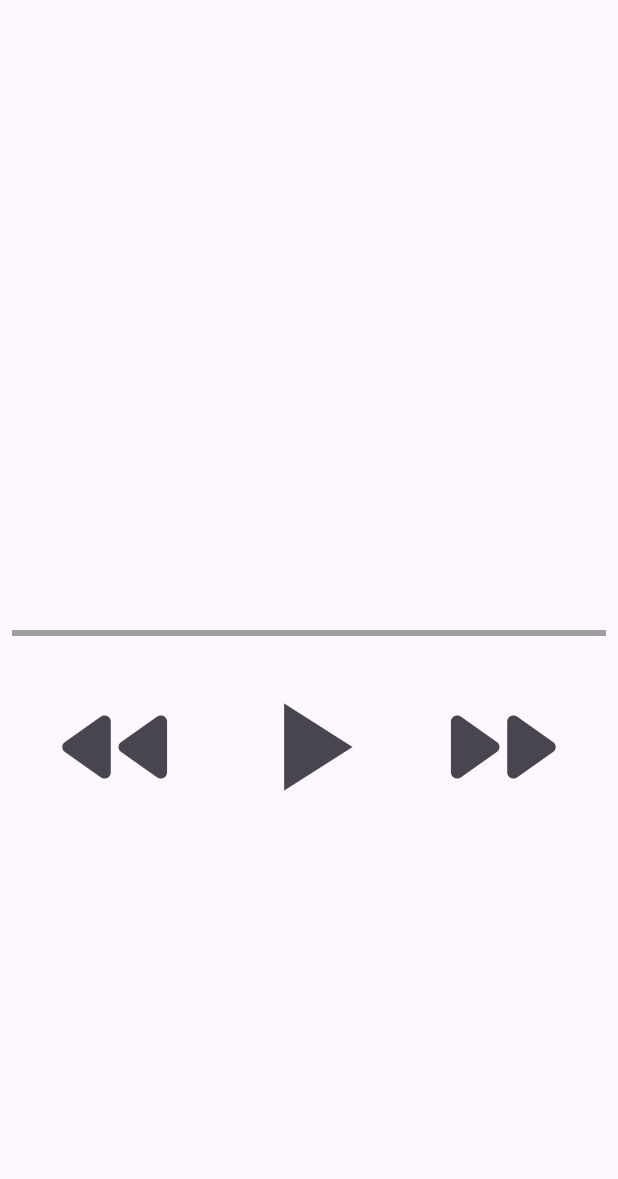
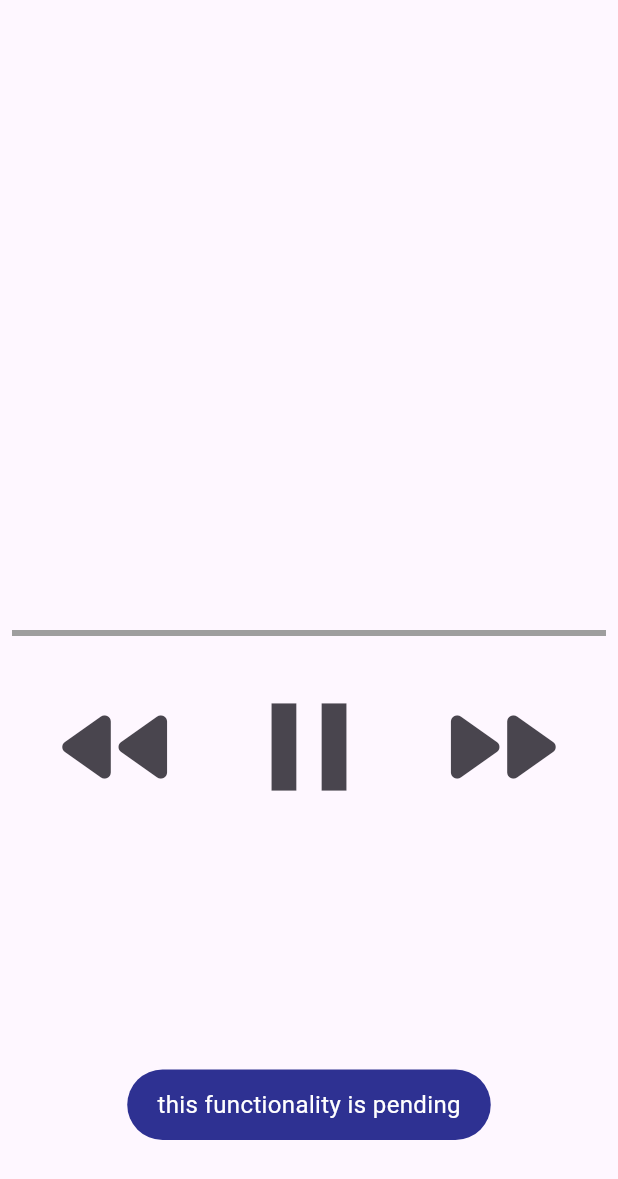
Before and after one commit to amanyadav780/AudioPlayer, a Flutter app: the screen it shows after launch, after a tap on the "fast rewind" icon, on a phone screen of 412 x 824 dp. Shown: the top 1179 px of the screen. Run offline on Flutter 3.47's test engine with Material 3 defaults, Android fonts, the phone set to English and light mode, and no system bars; our stand-ins replace fluttertoast, get.

Commit message:
final code

```diff
--- a/lib/audio_player/AudioPlayerController.dart
+++ b/lib/audio_player/AudioPlayerController.dart
@@ -1,10 +1,41 @@
+import 'package:flutter/services.dart';
 import 'package:get/get.dart';
 import 'package:get/get_state_manager/src/simple/get_controllers.dart';
+
 
 class AudioPlayerController extends GetxController{
 
 
-  RxBool playButton = false.obs;
+  static MethodChannel methodChannel = const MethodChannel('audioChannal');
+
+
+  final showToast = methodChannel.invokeMethod('show_toast');
+
+  RxBool playButton = true.obs;
 
   double progress = 0.0;
+
+  var isPlaying = false.obs;
+  var currentAudio = ''.obs;
+
+
+  Future<void> playAudio(String assetPath) async {
+    try {
+      final result = await methodChannel.invokeMethod('playAudio', assetPath);
+      isPlaying.value = result == 'audioPlayed';
+      currentAudio.value = assetPath;
+    } on PlatformException catch (e) {
+      print("Failed to play audio: '${e.message}'.");
+    }
+  }
+
+  Future<void> pauseAudio() async {
+    try {
+      await methodChannel.invokeMethod('audioStop');
+      isPlaying.value = false;
+    } on PlatformException catch (e) {
+      print("Failed to pause audio: '${e.message}'.");
+    }
+  }
+
 }
--- a/lib/audio_player/AudioPlayerScreen.dart
+++ b/lib/audio_player/AudioPlayerScreen.dart
@@ -1,10 +1,8 @@
-import 'dart:ffi';
-
 import 'package:flutter/material.dart';
 import 'package:flutter/services.dart';
 import 'package:get/get.dart';
 import 'package:get/get_core/src/get_main.dart';
-
+import '../utils/flutterToast.dart';
 import 'AudioPlayerController.dart';
 
 class AudioPlayerScreen extends StatefulWidget {
@@ -16,16 +14,6 @@ class AudioPlayerScreen extends StatefulWidget {
 
 class _AudioPlayerScreenState extends State<AudioPlayerScreen> {
   final playerControler = Get.put(AudioPlayerController());
-
-  static MethodChannel methodChannel = const MethodChannel('audioChannal');
-
-  final playAudioFromAndroid = methodChannel.invokeMethod('audioPlayer');
-
-  void updateProgress(double value) {
-    setState(() {
-      playerControler.progress = value;
-    });
-  }
 
   @override
   Widget build(BuildContext context) {
@@ -54,43 +42,38 @@ class _AudioPlayerScreenState extends State<AudioPlayerScreen> {
                     Icons.fast_rewind_rounded,
                   ),
                   onPressed: () {
-                    if (playerControler.progress > 0) {
-                      updateProgress(playerControler.progress - 0.1);
-                    }
+                    toastMessage("this functionality is pending");
                   },
                 ),
+                Obx(
+                  () => IconButton(
+                    iconSize: 100,
+                    icon: Icon(
+                      (playerControler.playButton.value == true)
+                          ? Icons.pause
+                          : Icons.play_arrow,
+                    ),
+                    onPressed: () {
+                      if (playerControler.playButton!.value = false) {
+                        playerControler.playButton.value == true;
 
+                        playerControler.playAudio(
+                            'assets/audios/creative-technology-showreel-241274.mp3');
+                      } else {
+                        playerControler.playButton.value == false;
 
-
-                Obx(() =>
-
-                IconButton(
-                  iconSize: 100,
-                  icon:  Icon(
-                    (playerControler.playButton.value == true)?
-                    Icons.pause:
-                    Icons.play_arrow,
+                        playerControler.pauseAudio();
+                      }
+                    },
                   ),
-                  onPressed: () {
-
-
-                   if (playerControler.playButton!.value = false){
-                     playerControler.playButton.value == true;
-                     playAudioFromAndroid;
-                   }else{
-                     playerControler.playButton.value == false;
-                   }
-
-
-                  },
-                ), ),
+                ),
                 IconButton(
                   iconSize: 100,
                   icon: const Icon(
                     Icons.fast_forward_rounded,
                   ),
                   onPressed: () {
-                    updateProgress(0.0);
+                    toastMessage("this functionality is pending");
                   },
                 )
               ],
--- /dev/null
+++ b/lib/utils/flutterToast.dart
@@ -0,0 +1,15 @@
+import 'dart:ui';
+import 'package:flutter/material.dart';
+import 'package:fluttertoast/fluttertoast.dart';
+
+Future<void> toastMessage(String error){
+  return  Fluttertoast.showToast(
+      msg: error,
+      toastLength: Toast.LENGTH_SHORT,
+      gravity: ToastGravity.BOTTOM,
+      timeInSecForIosWeb: 1,
+      backgroundColor: Color.fromRGBO(46, 49, 146, 1.0),
+      textColor: Colors.white,
+      fontSize: 16.0
+  );
+}
--- a/pubspec.yaml
+++ b/pubspec.yaml
@@ -36,6 +36,7 @@ dependencies:
   # Use with the CupertinoIcons class for iOS style icons.
   cupertino_icons: ^1.0.6
   get: ^4.6.6
+  fluttertoast: ^8.2.8
 
 dev_dependencies:
   flutter_test:
```
Also changed, not shown: pubspec.lock, 4 other files.
